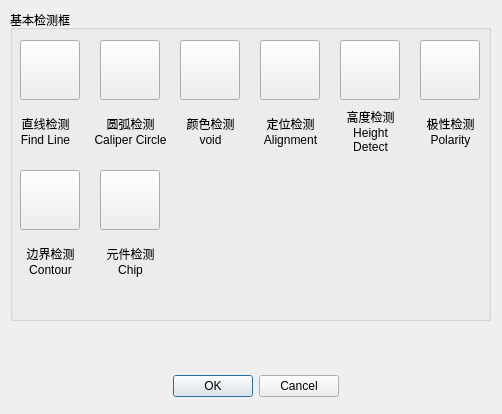
This is VisionDetect/InspWindowSelectDialog.ui in chuandongxu/AOI as Qt 5 draws it before an edit. The edited form follows.
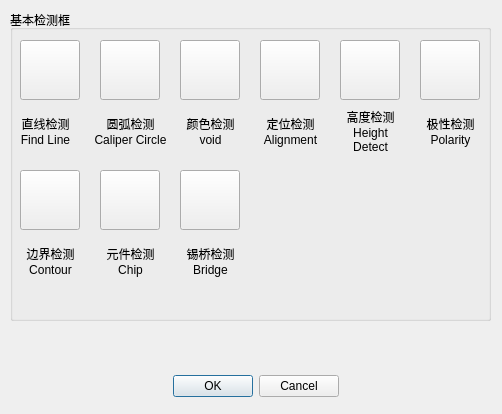
This is the edited form. Icons and pictures are not drawn.

Commit message:
Supporting inspect bridge window.
Supporting inspect bridge window.

```diff
--- a/VisionDetect/InspWindowSelectDialog.ui
+++ b/VisionDetect/InspWindowSelectDialog.ui
@@ -362,6 +362,49 @@
      </size>
     </property>
    </widget>
+   <widget class="QLabel" name="labelInspectBridge">
+    <property name="geometry">
+     <rect>
+      <x>170</x>
+      <y>230</y>
+      <width>61</width>
+      <height>41</height>
+     </rect>
+    </property>
+    <property name="text">
+     <string>锡桥检测 Bridge</string>
+    </property>
+    <property name="alignment">
+     <set>Qt::AlignCenter</set>
+    </property>
+    <property name="wordWrap">
+     <bool>true</bool>
+    </property>
+   </widget>
+   <widget class="QPushButton" name="btnInspBridgeWindow">
+    <property name="geometry">
+     <rect>
+      <x>170</x>
+      <y>160</y>
+      <width>60</width>
+      <height>60</height>
+     </rect>
+    </property>
+    <property name="text">
+     <string/>
+    </property>
+    <property name="icon">
+     <iconset>
+      <normaloff>./Image/Bridging.png</normaloff>
+      <selectedon>./Image/Chip.png</selectedon>./Image/Bridging.png</iconset>
+    </property>
+    <property name="iconSize">
+     <size>
+      <width>60</width>
+      <height>60</height>
+     </size>
+    </property>
+   </widget>
   </widget>
   <widget class="QDialogButtonBox" name="buttonBox">
    <property name="geometry">
```
The commit also changes 37 other files.
